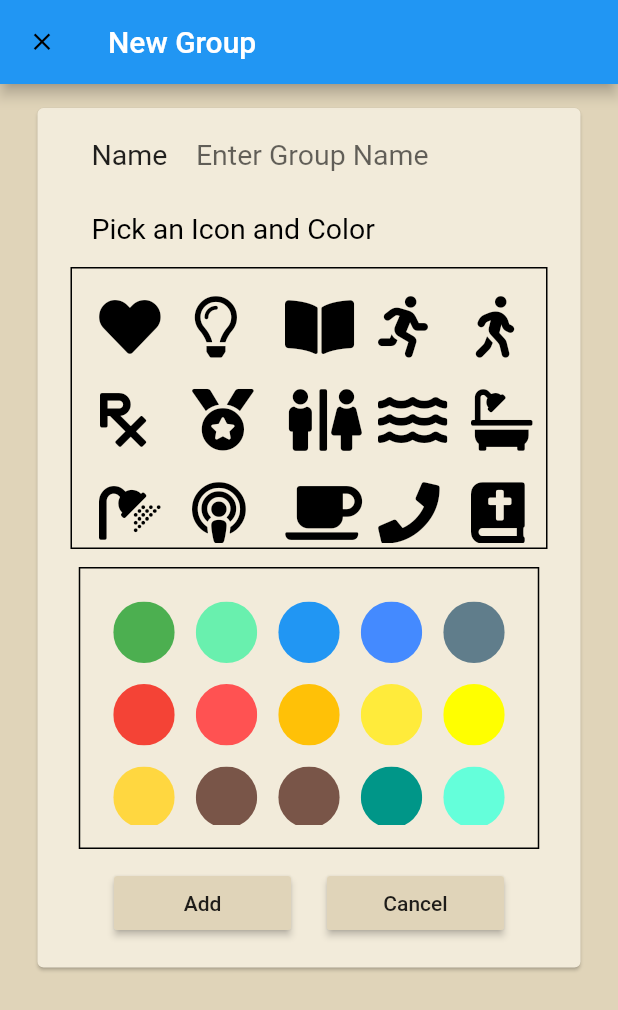
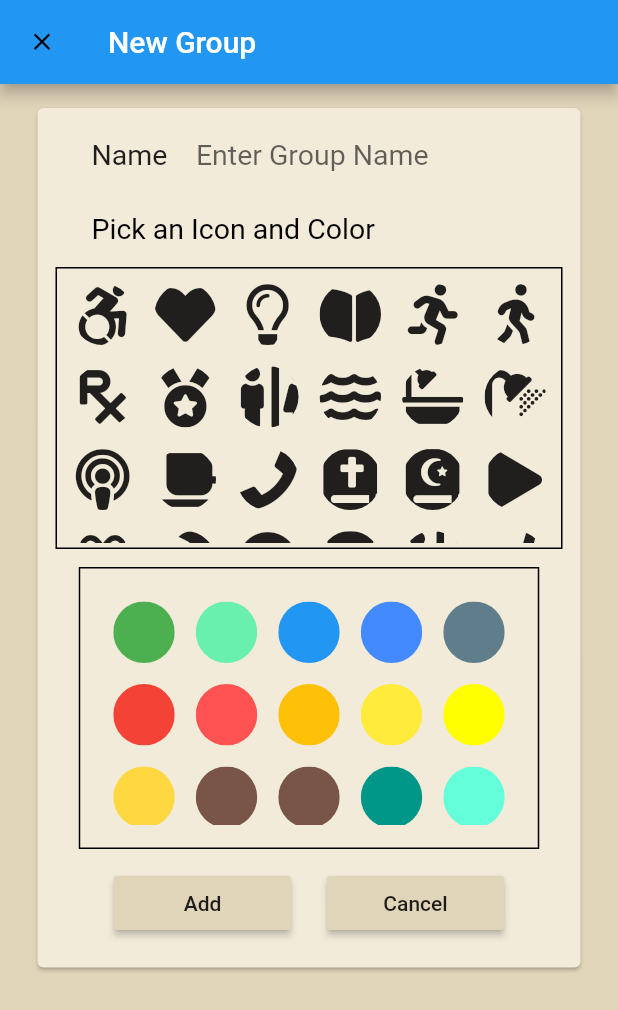
Before and after one commit to HPaulos/h_track_it, a Flutter app: the AddCategoryPage screen opened by its route, on a phone screen of 412 x 824 dp. Shown: the top 1010 px of the screen. Run offline on Flutter 3.47's test engine with Material 2 defaults, Android fonts, the phone set to English and light mode, and no system bars; our stand-ins replace font_awesome_flutter; missing offline and left inert: dart:ffi; statements that could not run were skipped.

Commit message:
updated category page and add category page

```diff
--- a/lib/data/category_data.dart
+++ b/lib/data/category_data.dart
@@ -21,6 +21,7 @@ class CategoryData with ChangeNotifier {
   ];
 
   List<CategoryModel> get categories => _categories;
+  CategoryModel lastRemoved;
 
   void add(CategoryModel category) {
     _categories.insert(0, category);
@@ -29,6 +30,7 @@ class CategoryData with ChangeNotifier {
 
   void remove(CategoryModel category) {
     _categories.remove(category);
+    lastRemoved = lastRemoved;
     notifyListeners();
   }
 
@@ -37,4 +39,8 @@ class CategoryData with ChangeNotifier {
     _categories.replaceRange(indeOfOld, indeOfOld + 1, [updated]);
     notifyListeners();
   }
+
+  void undo() {
+    add(lastRemoved);
+  }
 }
--- a/lib/pages/add_category.dart
+++ b/lib/pages/add_category.dart
@@ -163,8 +163,8 @@ class AddCategoryFormState extends State<AddCategoryForm> {
                           height: 180,
                           child: SingleChildScrollView(
                               child: IconPicker(
-                            colorCode: _color,
-                            onSelected: (icon) {
+                            color: _color,
+                            onSelect: (icon) {
                               setState(() {
                                 _icon = icon;
                               });
@@ -188,7 +188,7 @@ class AddCategoryFormState extends State<AddCategoryForm> {
                             child: SingleChildScrollView(
                               child: ColorPicker(
                                 selected: _color,
-                                onUpdate: (col) {
+                                onSelect: (col) {
                                   setState(() {
                                     _color = col;
                                   });
@@ -305,7 +305,7 @@ class AddCategoryFormState extends State<AddCategoryForm> {
 
 @immutable
 class ColorPicker extends StatefulWidget {
-  ColorPicker({@required this.onUpdate, @required this.selected});
+  ColorPicker({@required this.onSelect, @required this.selected});
 
   static List<Color> colors = [
     Colors.green,
@@ -334,7 +334,7 @@ class ColorPicker extends StatefulWidget {
     Colors.white12
   ];
 
-  final Function(Color color) onUpdate;
+  final Function(Color color) onSelect;
   Color selected;
 
   @override
@@ -352,21 +352,19 @@ class _ColorPickerState extends State<ColorPicker> {
     return Wrap(
         children: ColorPicker.colors
             .map((color) => Padding(
-                  padding: const EdgeInsets.all(7.0),
+                  padding: const EdgeInsets.all(7),
                   child: ClipOval(
                     child: Container(
                       color: color,
                       child: InkWell(
                         splashColor: const Color(0xFFE0D4B9),
                         onTap: () {
-                          widget.onUpdate(color);
+                          widget.onSelect(color);
                           setState(() {
                             widget.selected = color;
                           });
                         },
-                        child: color == widget.selected
-                            ? const SizedBox(width: 54, height: 54)
-                            : const SizedBox(width: 41, height: 41),
+                        child: const SizedBox(width: 41, height: 41),
                       ),
                     ),
                   ),
@@ -378,15 +376,14 @@ class _ColorPickerState extends State<ColorPicker> {
 @immutable
 class IconPicker extends StatefulWidget {
   IconPicker(
-      {@required this.colorCode,
-      @required this.selected,
-      @required this.onSelected});
+      {@required this.color, @required this.selected, @required this.onSelect});
 
-  final Color colorCode;
-  final Function(IconData icon) onSelected;
+  final Color color;
+  final Function(IconData icon) onSelect;
   IconData selected;
 
   static List<IconData> icons = [
+    FontAwesomeIcons.accessibleIcon,
     FontAwesomeIcons.solidHeart,
     FontAwesomeIcons.lightbulb,
     FontAwesomeIcons.bookOpen,
@@ -458,21 +455,20 @@ class _IconPickerState extends State<IconPicker> {
     return Wrap(
         children: IconPicker.icons
             .map((icon) => Padding(
-                  padding: const EdgeInsets.all(7.0),
-                  child: IconButton(
-                    onPressed: () {
-                      setState(() {
-                        widget.selected = icon;
-                        widget.onSelected(widget.selected);
-                      });
-                    },
-                    icon: Icon(
-                      icon,
-                      size: widget.selected == icon ? 54 : 41,
-                      color: widget.selected == icon
-                          ? widget.colorCode
-                          : Colors.black,
-                    ),
+                  padding: const EdgeInsets.all(7),
+                  child: ClipOval(
+                    child: InkWell(
+                        onTap: () {
+                          widget.onSelect(icon);
+                          setState(() {
+                            widget.selected = icon;
+                          });
+                        },
+                        child: Icon(
+                          icon,
+                          size: 41,
+                          color: widget.color,
+                        )),
                   ),
                 ))
             .toList());
```
Also changed, not shown: lib/pages/category_page.dart (+74 -36 lines), lib/data/habits_data.dart (added).
